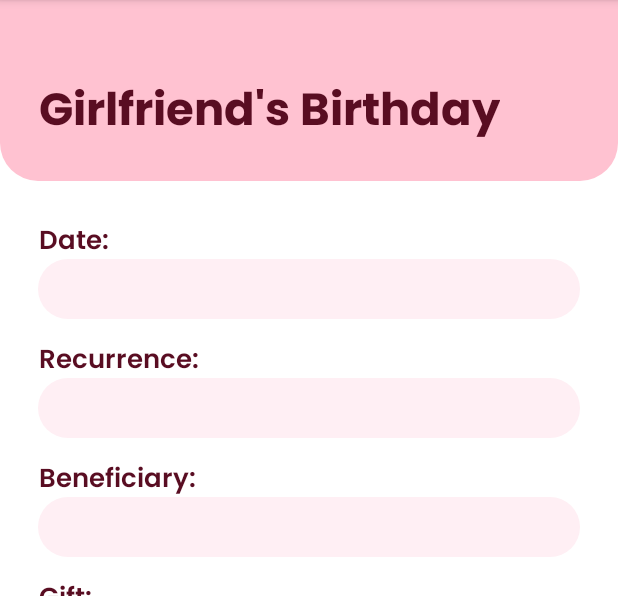
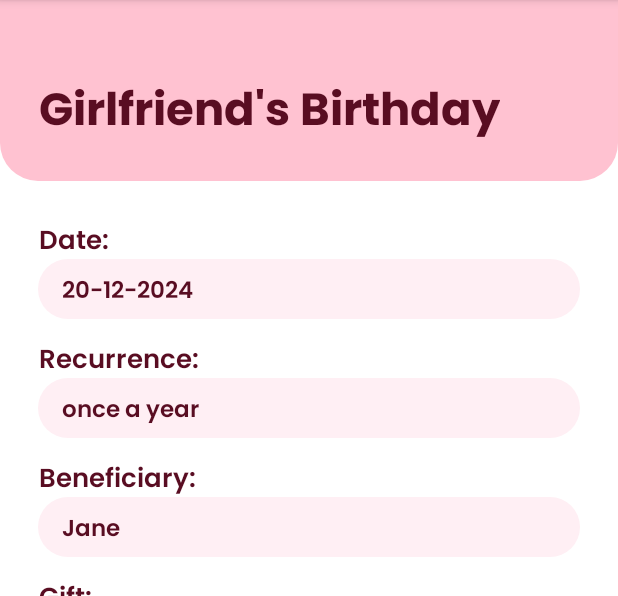
Before and after one commit to vaktipo/FlowerApp, an Android app: the fragment EventScreenFragment shown on its own in the app's theme, on a phone screen of 412 x 824 dp, the part 84-680 px from its top. Run offline under Robolectric (Android 15) with nearby library versions, the phone set to English and light mode, and no system bars.

Commit message:
changing type of view in fragment_event_screen.xml

```diff
--- a/app/src/main/res/layout/fragment_editing_event.xml
+++ b/app/src/main/res/layout/fragment_editing_event.xml
@@ -63,7 +63,7 @@
         android:id="@+id/dateText"
         android:layout_width="wrap_content"
         android:layout_height="26dp"
-        android:text="Recurrence:"
+        android:text="Date:"
         android:layout_marginStart="26dp"
         android:layout_marginTop="13.5dp"
         android:fontFamily="@font/poppins_semibold"
--- a/app/src/main/res/layout/fragment_event_screen.xml
+++ b/app/src/main/res/layout/fragment_event_screen.xml
@@ -32,7 +32,7 @@
     </LinearLayout>
 
     <TextView
-        android:id="@+id/dateText"
+        android:id="@+id/dateLabel"
         android:layout_width="wrap_content"
         android:layout_height="26dp"
         android:text="Date:"
@@ -44,23 +44,32 @@
         app:layout_constraintStart_toStartOf="parent"
         app:layout_constraintTop_toBottomOf="@+id/linearLayout4" />
 
-    <EditText
-        android:id="@+id/rec_field"
+    <ImageView
+        android:id="@+id/date_field"
         android:layout_width="match_parent"
         android:layout_height="40dp"
         android:background="@drawable/light_button"
-        android:inputType="textEmailAddress"
         android:layout_marginStart="25.5dp"
         android:layout_marginEnd="25.5dp"
-        android:textColor="@color/dark_pink"
-        android:paddingStart="20dp"
-        android:paddingEnd="20dp"
-        app:layout_constraintTop_toBottomOf="@+id/dateText"
+        app:layout_constraintTop_toBottomOf="@+id/dateLabel"
         app:layout_constraintEnd_toEndOf="parent"
         app:layout_constraintStart_toStartOf="parent" />
 
     <TextView
-        android:id="@+id/recText"
+        android:id="@+id/dateText"
+        android:layout_width="wrap_content"
+        android:layout_height="22.5dp"
+        android:text="20-12-2024"
+        android:layout_marginStart="16dp"
+        android:textColor="@color/dark_pink"
+        android:fontFamily="@font/poppins_semibold"
+        android:textSize="15sp"
+        app:layout_constraintBottom_toBottomOf="@+id/date_field"
+        app:layout_constraintStart_toStartOf="@+id/date_field"
+        app:layout_constraintTop_toTopOf="@+id/date_field" />
+
+    <TextView
+        android:id="@+id/recLabel"
         android:layout_width="wrap_content"
         android:layout_height="26dp"
         android:text="Recurrence:"
@@ -70,25 +79,34 @@
         android:textColor="@color/dark_pink"
         android:textSize="17.5sp"
         app:layout_constraintStart_toStartOf="parent"
-        app:layout_constraintTop_toBottomOf="@+id/rec_field" />
+        app:layout_constraintTop_toBottomOf="@+id/date_field" />
 
-    <EditText
-        android:id="@+id/name_field"
+    <ImageView
+        android:id="@+id/rec_field"
         android:layout_width="match_parent"
         android:layout_height="40dp"
         android:background="@drawable/light_button"
-        android:inputType="textEmailAddress"
         android:layout_marginStart="25.5dp"
         android:layout_marginEnd="25.5dp"
-        android:textColor="@color/dark_pink"
-        android:paddingStart="20dp"
-        android:paddingEnd="20dp"
-        app:layout_constraintTop_toBottomOf="@+id/recText"
+        app:layout_constraintTop_toBottomOf="@+id/recLabel"
         app:layout_constraintEnd_toEndOf="parent"
         app:layout_constraintStart_toStartOf="parent" />
 
     <TextView
-        android:id="@+id/benText"
+        android:id="@+id/recText"
+        android:layout_width="wrap_content"
+        android:layout_height="22.5dp"
+        android:text="once a year"
+        android:layout_marginStart="16dp"
+        android:textColor="@color/dark_pink"
+        android:fontFamily="@font/poppins_semibold"
+        android:textSize="15sp"
+        app:layout_constraintBottom_toBottomOf="@+id/rec_field"
+        app:layout_constraintStart_toStartOf="@+id/rec_field"
+        app:layout_constraintTop_toTopOf="@+id/rec_field" />
+
+    <TextView
+        android:id="@+id/benLabel"
         android:layout_width="wrap_content"
         android:layout_height="26dp"
         android:layout_marginStart="26dp"
@@ -98,25 +116,34 @@
         android:textColor="@color/dark_pink"
         android:textSize="17.5sp"
         app:layout_constraintStart_toStartOf="parent"
-        app:layout_constraintTop_toBottomOf="@+id/name_field" />
+        app:layout_constraintTop_toBottomOf="@+id/rec_field" />
 
-    <EditText
+    <ImageView
         android:id="@+id/ben_field"
         android:layout_width="match_parent"
         android:layout_height="40dp"
         android:background="@drawable/light_button"
-        android:inputType="textEmailAddress"
         android:layout_marginStart="25.5dp"
         android:layout_marginEnd="25.5dp"
-        android:textColor="@color/dark_pink"
-        android:paddingStart="20dp"
-        android:paddingEnd="20dp"
-        app:layout_constraintTop_toBottomOf="@+id/benText"
+        app:layout_constraintTop_toBottomOf="@+id/benLabel"
         app:layout_constraintEnd_toEndOf="parent"
         app:layout_constraintStart_toStartOf="parent" />
 
     <TextView
-        android:id="@+id/giftText"
+        android:id="@+id/benText"
+        android:layout_width="wrap_content"
+        android:layout_height="22.5dp"
+        android:text="Jane"
+        android:layout_marginStart="16dp"
+        android:textColor="@color/dark_pink"
+        android:fontFamily="@font/poppins_semibold"
+        android:textSize="15sp"
+        app:layout_constraintBottom_toBottomOf="@+id/ben_field"
+        app:layout_constraintStart_toStartOf="@+id/ben_field"
+        app:layout_constraintTop_toTopOf="@+id/ben_field" />
+
+    <TextView
+        android:id="@+id/giftLabel"
         android:layout_width="wrap_content"
         android:layout_height="26dp"
         android:layout_marginStart="26dp"
@@ -127,6 +154,7 @@
         android:textSize="17.5sp"
         app:layout_constraintStart_toStartOf="parent"
         app:layout_constraintTop_toBottomOf="@+id/ben_field" />
+
 
     <LinearLayout
         android:layout_width="match_parent"
@@ -139,7 +167,7 @@
         android:gravity="center_vertical"
         app:layout_constraintEnd_toEndOf="parent"
         app:layout_constraintStart_toStartOf="parent"
-        app:layout_constraintTop_toBottomOf="@+id/giftText">
+        app:layout_constraintTop_toBottomOf="@+id/giftLabel">
 
 
         <ImageView
```
Also changed, not shown: app/src/main/java/com/example/flowerapp/ContactPageFragment.kt (added, +59 -0 lines), app/src/main/java/com/example/flowerapp/MyContactsFragment.kt (added, +59 -0 lines), app/src/main/res/layout/fragment_contact_page.xml (added, +10 -0 lines), app/src/main/res/layout/fragment_my_contacts.xml (added, +180 -0 lines).
